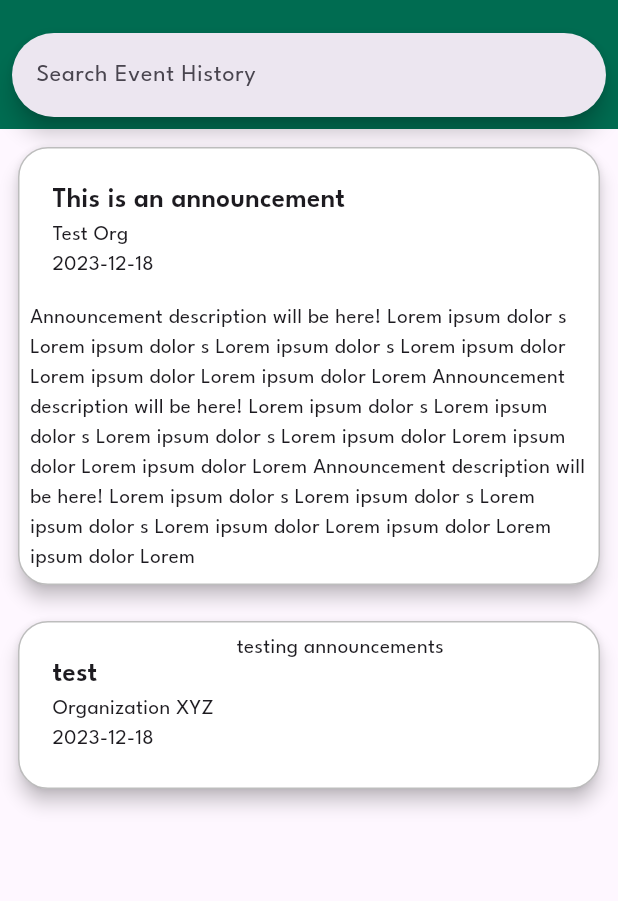
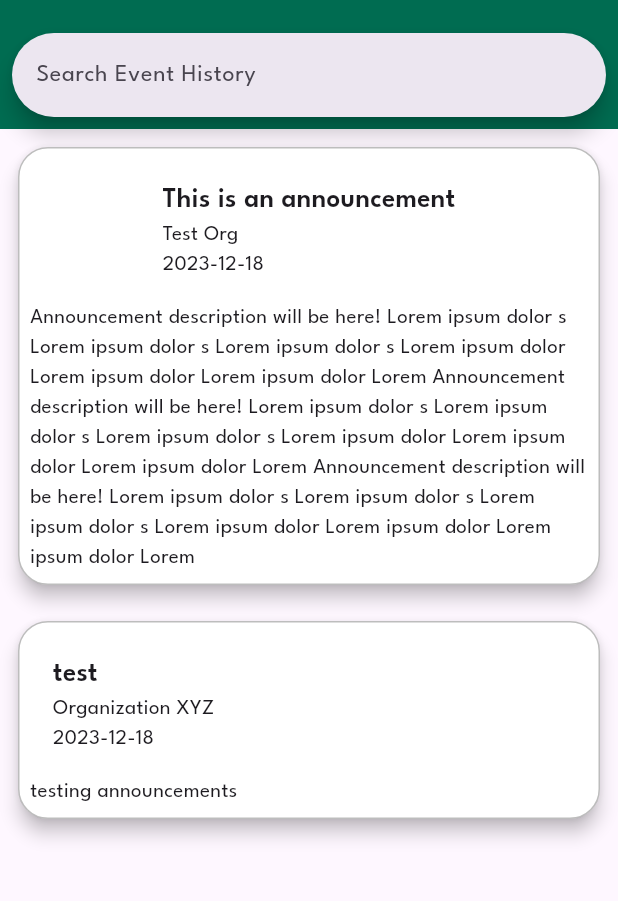
Before and after one commit to KnightAssistUCF/KnightAssist-Mobile-App, a Flutter app: the UpdateScreen screen opened by its route, on a phone screen of 412 x 824 dp, the part 63-964 px from its top. Run offline on Flutter 3.47's test engine with Material 3 defaults, Android fonts, the phone set to English and light mode, and no system bars; our stand-ins replace flutter_riverpod, go_router, percent_indicator, riverpod_annotation, rxdart; missing offline and left inert: editable_image; generated files the repository leaves out were written again.

Commit message:
update styling

```diff
--- a/knightassist_mobile_app/lib/src/features/organizations/presentation/update_screen.dart
+++ b/knightassist_mobile_app/lib/src/features/organizations/presentation/update_screen.dart
@@ -359,7 +359,7 @@ class UpdateCard extends StatelessWidget {
                   child: Column(
                     crossAxisAlignment: CrossAxisAlignment.start,
                     children: [
-                      Wrap(
+                      Column(
                         children: [
                           Padding(
                             padding: const EdgeInsets.all(15.0),
```
